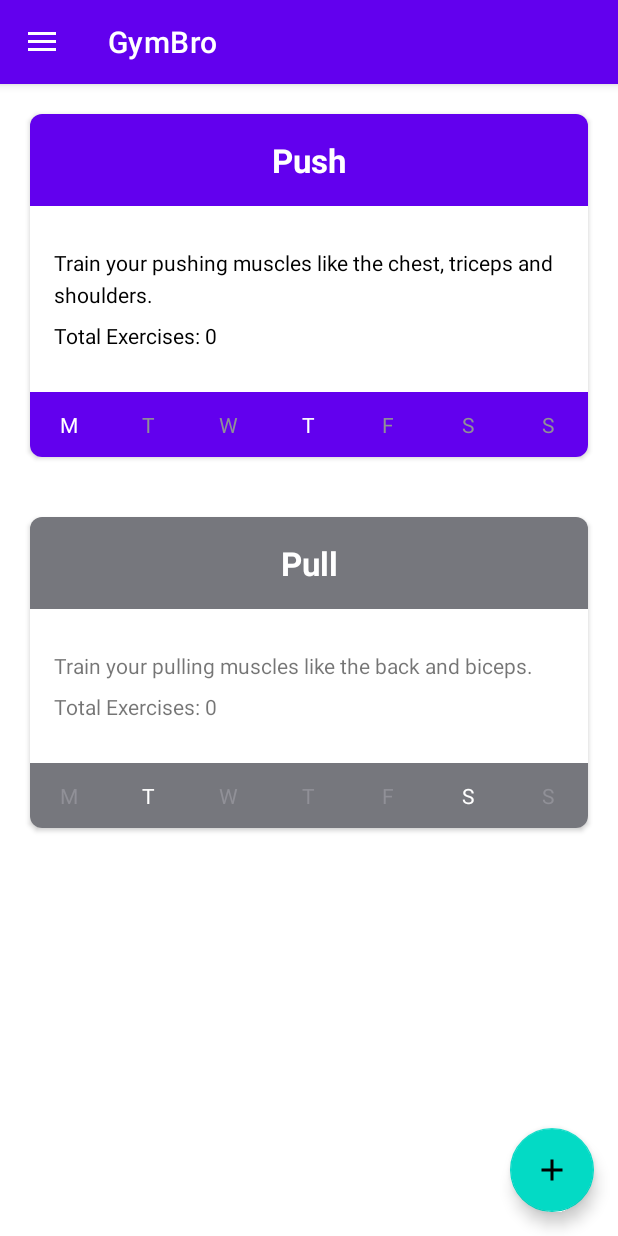
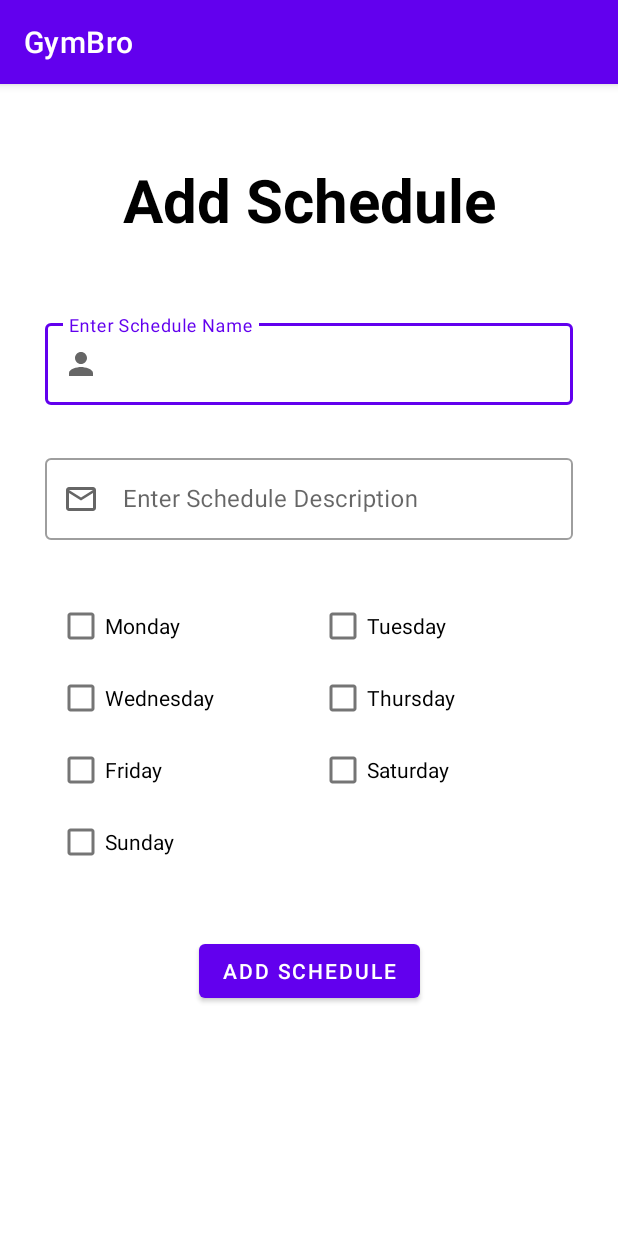
Before and after one commit to KartikBade/GymBro-v2, an Android app: the HomeActivity screen opened directly, with no data from a screen before it, after a tap on "Add Exercise", on a phone screen of 412 x 824 dp. Run offline under Robolectric (Android 15) with nearby library versions, the phone set to English and light mode, and no system bars; our stand-ins replace Dagger/Hilt's generated code, Firebase (no records; nobody signed in at launch, a user with empty details on screens opened directly), Room's generated code; 1 other tap on this screen came first.

Commit message:
Added feature to add a schedule

```diff
--- a/app/src/main/java/com/example/gymbro_v2/activity/AddScheduleActivity.kt
+++ b/app/src/main/java/com/example/gymbro_v2/activity/AddScheduleActivity.kt
@@ -2,18 +2,49 @@ package com.example.gymbro_v2.activity
 
 import androidx.appcompat.app.AppCompatActivity
 import android.os.Bundle
+import androidx.lifecycle.ViewModelProvider
 import com.example.gymbro_v2.R
 import com.example.gymbro_v2.databinding.ActivityAddScheduleBinding
+import com.example.gymbro_v2.model.Schedule
+import com.example.gymbro_v2.repository.UserRepository
+import com.example.gymbro_v2.viewmodel.AddScheduleViewModel
+import com.example.gymbro_v2.viewmodel.AddScheduleViewModelProviderFactory
+import com.example.gymbro_v2.viewmodel.HomeViewModel
+import com.example.gymbro_v2.viewmodel.HomeViewModelProviderFactory
+import dagger.hilt.android.AndroidEntryPoint
+import javax.inject.Inject
 
+@AndroidEntryPoint
 class AddScheduleActivity : AppCompatActivity() {
 
+    @Inject
+    lateinit var userRepository: UserRepository
     private lateinit var binding: ActivityAddScheduleBinding
+    private lateinit var addScheduleViewModel: AddScheduleViewModel
 
     override fun onCreate(savedInstanceState: Bundle?) {
         super.onCreate(savedInstanceState)
         binding = ActivityAddScheduleBinding.inflate(layoutInflater)
         setContentView(binding.root)
 
+        val addScheduleViewModelProviderFactory = AddScheduleViewModelProviderFactory(userRepository)
+        addScheduleViewModel = ViewModelProvider(this, addScheduleViewModelProviderFactory)[AddScheduleViewModel::class.java]
 
+        binding.addScheduleButton.setOnClickListener {
+
+            val scheduleName = binding.addScheduleEtName.text.toString()
+            val scheduleDescription = binding.addScheduleEtDescription.text.toString()
+            var scheduleDaysPlannedOn = ""
+            if (binding.monday.isChecked) { scheduleDaysPlannedOn += "Mon" }
+            if (binding.tuesday.isChecked) { scheduleDaysPlannedOn += "Tue" }
+            if (binding.wednesday.isChecked) { scheduleDaysPlannedOn += "Wed" }
+            if (binding.thursday.isChecked) { scheduleDaysPlannedOn += "Thu" }
+            if (binding.friday.isChecked) { scheduleDaysPlannedOn += "Fri" }
+            if (binding.saturday.isChecked) { scheduleDaysPlannedOn += "Sat" }
+            if (binding.sunday.isChecked) { scheduleDaysPlannedOn += "Sun" }
+
+            addScheduleViewModel.insertSchedule(Schedule(scheduleName, scheduleDescription, scheduleDaysPlannedOn))
+            finish()
+        }
     }
 }
--- a/app/src/main/java/com/example/gymbro_v2/activity/HomeActivity.kt
+++ b/app/src/main/java/com/example/gymbro_v2/activity/HomeActivity.kt
@@ -12,8 +12,8 @@ import com.example.gymbro_v2.adapter.ScheduleAdapter
 import com.example.gymbro_v2.databinding.ActivityHomeBinding
 import com.example.gymbro_v2.model.Schedule
 import com.example.gymbro_v2.repository.UserRepository
-import com.example.gymbro_v2.viewmodel.UserViewModel
-import com.example.gymbro_v2.viewmodel.UserViewModelProviderFactory
+import com.example.gymbro_v2.viewmodel.HomeViewModel
+import com.example.gymbro_v2.viewmodel.HomeViewModelProviderFactory
 import dagger.hilt.android.AndroidEntryPoint
 import javax.inject.Inject
 
@@ -22,7 +22,7 @@ class HomeActivity : AppCompatActivity() {
 
     @Inject
     lateinit var userRepository: UserRepository
-    lateinit var userViewModel: UserViewModel
+    lateinit var homeViewModel: HomeViewModel
     private lateinit var binding: ActivityHomeBinding
     private lateinit var toggle: ActionBarDrawerToggle
 
@@ -31,8 +31,8 @@ class HomeActivity : AppCompatActivity() {
         binding = ActivityHomeBinding.inflate(layoutInflater)
         setContentView(binding.root)
 
-        val userViewModelProviderFactory = UserViewModelProviderFactory(userRepository)
-        userViewModel = ViewModelProvider(this, userViewModelProviderFactory)[UserViewModel::class.java]
+        val userViewModelProviderFactory = HomeViewModelProviderFactory(userRepository)
+        homeViewModel = ViewModelProvider(this, userViewModelProviderFactory)[HomeViewModel::class.java]
 
         toggle = ActionBarDrawerToggle(this, binding.homeDrawerLayout, R.string.open, R.string.close)
         binding.homeDrawerLayout.addDrawerListener(toggle)
@@ -43,7 +43,7 @@ class HomeActivity : AppCompatActivity() {
         binding.homeNavView.setNavigationItemSelectedListener {
             when (it.itemId) {
                 R.id.home_drawer_logout -> {
-                    userViewModel.logout()
+                    homeViewModel.logout()
                     if (
                         getSharedPreferences(getString(R.string.user_shared_pref), 0)
                             .getString(getString(R.string.user_shared_pref_username), null).isNullOrBlank()
@@ -57,12 +57,12 @@ class HomeActivity : AppCompatActivity() {
             true
         }
 
-        val exerciseAdapter = ScheduleAdapter(this) {
-            userViewModel.deleteExercise(it)
+        val scheduleAdapter = ScheduleAdapter(this) {
+            homeViewModel.deleteSchedule(it)
         }
-        binding.homeRvMain.adapter = exerciseAdapter
-        userViewModel.getAllExercise().observe(this) {
-            exerciseAdapter.submitList(it)
+        binding.homeRvMain.adapter = scheduleAdapter
+        homeViewModel.getAllSchedule().observe(this) {
+            scheduleAdapter.submitList(it)
             if (it.isEmpty()) {
                 binding.homeTvEmptyRv.visibility = View.VISIBLE
             } else {
@@ -71,8 +71,8 @@ class HomeActivity : AppCompatActivity() {
         }
 
         binding.homeFabAddExercise.setOnClickListener {
-            userViewModel.insertExercise(Schedule("Push", "Train your pushing muscles like the chest, triceps and shoulders.", "Mon, Thu"))
-            userViewModel.insertExercise(Schedule("Pull", "Train your pulling muscles like the back and biceps.", "Tue, Sat"))
+            val intent = Intent(this, AddScheduleActivity::class.java)
+            startActivity(intent)
         }
     }
 
--- a/app/src/main/java/com/example/gymbro_v2/adapter/ScheduleAdapter.kt
+++ b/app/src/main/java/com/example/gymbro_v2/adapter/ScheduleAdapter.kt
@@ -12,9 +12,9 @@ import com.example.gymbro_v2.model.Schedule
 import java.text.SimpleDateFormat
 import java.util.*
 
-class ScheduleAdapter(private val context: Context, private val checkboxClickListener: (Schedule) -> Unit): ListAdapter<Schedule, ScheduleAdapter.ExerciseAdapterViewHolder>(DiffCallBack) {
+class ScheduleAdapter(private val context: Context, private val checkboxClickListener: (Schedule) -> Unit): ListAdapter<Schedule, ScheduleAdapter.ScheduleAdapterViewHolder>(DiffCallBack) {
 
-    class ExerciseAdapterViewHolder(
+    class ScheduleAdapterViewHolder(
         val binding: HomeRvMainListItemBinding
     ): RecyclerView.ViewHolder(binding.root) {
         fun bind(context: Context, schedule: Schedule) {
@@ -42,11 +42,11 @@ class ScheduleAdapter(private val context: Context, private val checkboxClickLis
         }
     }
 
-    override fun onCreateViewHolder(parent: ViewGroup, viewType: Int): ExerciseAdapterViewHolder {
-        return ExerciseAdapterViewHolder(HomeRvMainListItemBinding.inflate(LayoutInflater.from(parent.context), parent, false))
+    override fun onCreateViewHolder(parent: ViewGroup, viewType: Int): ScheduleAdapterViewHolder {
+        return ScheduleAdapterViewHolder(HomeRvMainListItemBinding.inflate(LayoutInflater.from(parent.context), parent, false))
     }
 
-    override fun onBindViewHolder(holder: ExerciseAdapterViewHolder, position: Int) {
+    override fun onBindViewHolder(holder: ScheduleAdapterViewHolder, position: Int) {
         holder.bind(context, getItem(position))
         holder.binding.homeListItemConstraintParent.setOnClickListener {
             checkboxClickListener(getItem(position))
@@ -59,7 +59,7 @@ class ScheduleAdapter(private val context: Context, private val checkboxClickLis
         }
 
         override fun areContentsTheSame(oldItem: Schedule, newItem: Schedule): Boolean {
-            return oldItem == newItem
+            return oldItem.description == newItem.description && oldItem.daysPlannedOn == newItem.daysPlannedOn && oldItem.totalExercises == newItem.totalExercises
         }
     }
 }
--- a/app/src/main/java/com/example/gymbro_v2/di/AppModule.kt
+++ b/app/src/main/java/com/example/gymbro_v2/di/AppModule.kt
@@ -1,6 +1,7 @@
 package com.example.gymbro_v2.di
 
 import android.app.Application
+import androidx.lifecycle.ViewModelProvider
 import com.example.gymbro_v2.database.ScheduleDatabase
 import com.example.gymbro_v2.repository.AuthRepository
 import com.example.gymbro_v2.repository.UserRepository
--- a/app/src/main/java/com/example/gymbro_v2/viewmodel/UserViewModel.kt
+++ b/app/src/main/java/com/example/gymbro_v2/viewmodel/AddScheduleViewModel.kt
@@ -8,33 +8,21 @@ import com.example.gymbro_v2.repository.UserRepository
 import kotlinx.coroutines.launch
 import javax.inject.Inject
 
-class UserViewModel @Inject constructor(
+class AddScheduleViewModel @Inject constructor(
     private val userRepository: UserRepository
 ): ViewModel() {
 
-    fun logout() {
-        userRepository.logout()
-    }
-
-    fun insertExercise(schedule: Schedule) {
+    fun insertSchedule(schedule: Schedule) {
         viewModelScope.launch {
             userRepository.insertSchedule(schedule)
         }
     }
-
-    fun getAllExercise() = userRepository.getAllSchedule()
-
-    fun deleteExercise(schedule: Schedule) {
-        viewModelScope.launch {
-            userRepository.deleteSchedule(schedule)
-        }
-    }
 }
 
-class UserViewModelProviderFactory(
+class AddScheduleViewModelProviderFactory(
     private val userRepository: UserRepository
 ): ViewModelProvider.Factory {
     override fun <T : ViewModel> create(modelClass: Class<T>): T {
-        return UserViewModel(userRepository) as T
+        return AddScheduleViewModel(userRepository) as T
     }
 }
--- /dev/null
+++ b/app/src/main/java/com/example/gymbro_v2/viewmodel/HomeViewModel.kt
@@ -0,0 +1,34 @@
+package com.example.gymbro_v2.viewmodel
+
+import androidx.lifecycle.ViewModel
+import androidx.lifecycle.ViewModelProvider
+import androidx.lifecycle.viewModelScope
+import com.example.gymbro_v2.model.Schedule
+import com.example.gymbro_v2.repository.UserRepository
+import kotlinx.coroutines.launch
+import javax.inject.Inject
+
+class HomeViewModel @Inject constructor(
+    private val userRepository: UserRepository
+): ViewModel() {
+
+    fun logout() {
+        userRepository.logout()
+    }
+
+    fun getAllSchedule() = userRepository.getAllSchedule()
+
+    fun deleteSchedule(schedule: Schedule) {
+        viewModelScope.launch {
+            userRepository.deleteSchedule(schedule)
+        }
+    }
+}
+
+class HomeViewModelProviderFactory(
+    private val userRepository: UserRepository
+): ViewModelProvider.Factory {
+    override fun <T : ViewModel> create(modelClass: Class<T>): T {
+        return HomeViewModel(userRepository) as T
+    }
+}
--- a/app/src/main/res/layout/activity_add_schedule.xml
+++ b/app/src/main/res/layout/activity_add_schedule.xml
@@ -75,9 +75,9 @@
             android:orientation="horizontal"
             android:layout_marginTop="25dp"
             android:padding="8dp"
-            app:layout_constraintEnd_toEndOf="@+id/signup_til_email"
-            app:layout_constraintStart_toStartOf="@+id/signup_til_email"
-            app:layout_constraintTop_toBottomOf="@id/signup_til_email"
+            app:layout_constraintEnd_toEndOf="@+id/add_schedule_til_description"
+            app:layout_constraintStart_toStartOf="@+id/add_schedule_til_description"
+            app:layout_constraintTop_toBottomOf="@id/add_schedule_til_description"
             android:baselineAligned="false">
 
             <LinearLayout
@@ -88,21 +88,25 @@
                 android:orientation="vertical">
 
                 <CheckBox
+                    android:id="@+id/monday"
                     android:layout_width="match_parent"
                     android:layout_height="wrap_content"
                     android:text="@string/monday" />
 
                 <CheckBox
+                    android:id="@+id/wednesday"
                     android:layout_width="match_parent"
                     android:layout_height="wrap_content"
                     android:text="@string/wednesday" />
 
                 <CheckBox
+                    android:id="@+id/friday"
                     android:layout_width="match_parent"
                     android:layout_height="wrap_content"
                     android:text="@string/friday" />
 
                 <CheckBox
+                    android:id="@+id/sunday"
                     android:layout_width="match_parent"
                     android:layout_height="wrap_content"
                     android:text="@string/sunday" />
@@ -117,16 +121,19 @@
                 android:orientation="vertical">
 
                 <CheckBox
+                    android:id="@+id/tuesday"
                     android:layout_width="match_parent"
                     android:layout_height="wrap_content"
                     android:text="@string/tuesday" />
 
                 <CheckBox
+                    android:id="@+id/thursday"
                     android:layout_width="match_parent"
                     android:layout_height="wrap_content"
                     android:text="@string/thursday" />
 
                 <CheckBox
+                    android:id="@+id/saturday"
                     android:layout_width="match_parent"
                     android:layout_height="wrap_content"
                     android:text="@string/saturday" />
```
